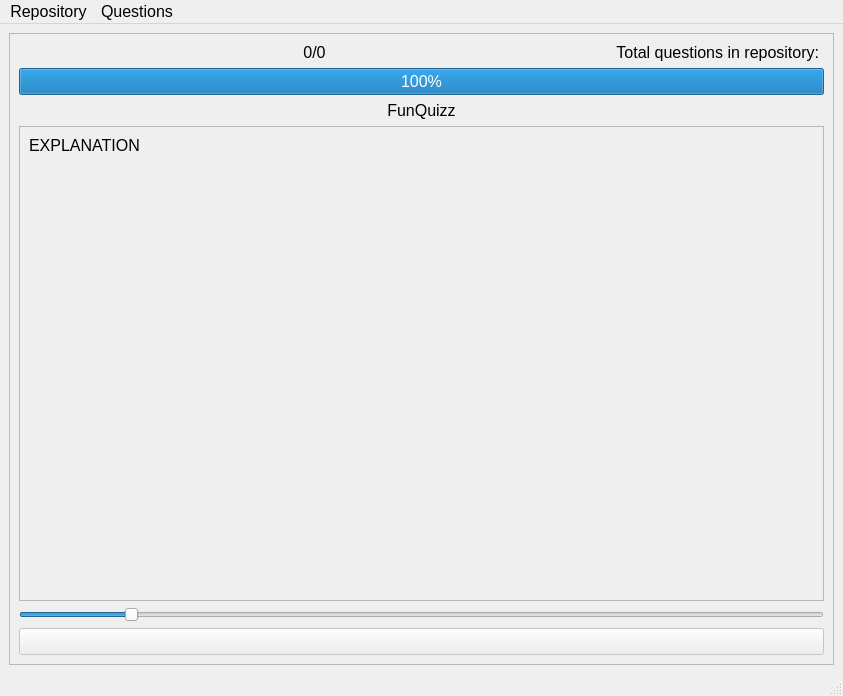
This is src/ui/mainwindow.ui in mitom2/FunQuizz as Qt 5 draws it before an edit. The edited form follows.
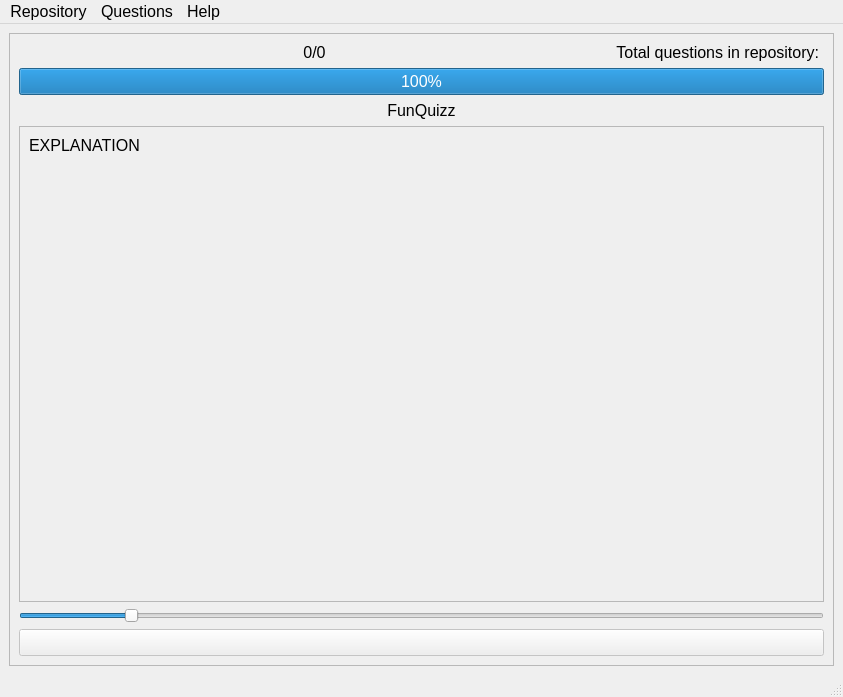
This is the edited form. Icons and pictures are not drawn.

Diff of the .ui file:
```diff
--- a/src/ui/mainwindow.ui
+++ b/src/ui/mainwindow.ui
@@ -7,7 +7,7 @@
     <x>0</x>
     <y>0</y>
     <width>843</width>
-    <height>696</height>
+    <height>697</height>
    </rect>
   </property>
   <property name="sizePolicy">
@@ -35,7 +35,7 @@
          <x>0</x>
          <y>0</y>
          <width>823</width>
-         <height>628</height>
+         <height>630</height>
         </rect>
        </property>
        <layout class="QVBoxLayout" name="verticalLayout_3">
@@ -162,7 +162,7 @@
              <x>0</x>
              <y>0</y>
              <width>803</width>
-             <height>446</height>
+             <height>460</height>
             </rect>
            </property>
            <layout class="QVBoxLayout" name="verticalLayout_2">
@@ -247,7 +247,7 @@
      <x>0</x>
      <y>0</y>
      <width>843</width>
-     <height>27</height>
+     <height>25</height>
     </rect>
    </property>
    <property name="font">
@@ -278,8 +278,20 @@
     </property>
     <addaction name="manageQuestions"/>
    </widget>
+   <widget class="QMenu" name="help">
+    <property name="font">
+     <font>
+      <pointsize>12</pointsize>
+     </font>
+    </property>
+    <property name="title">
+     <string>Help</string>
+    </property>
+    <addaction name="about"/>
+   </widget>
    <addaction name="repository"/>
    <addaction name="questions"/>
+   <addaction name="help"/>
   </widget>
   <action name="actionNew_Repository">
    <property name="text">
```
Left out of the diff: 10 changed lines with no effect on the pictures.
